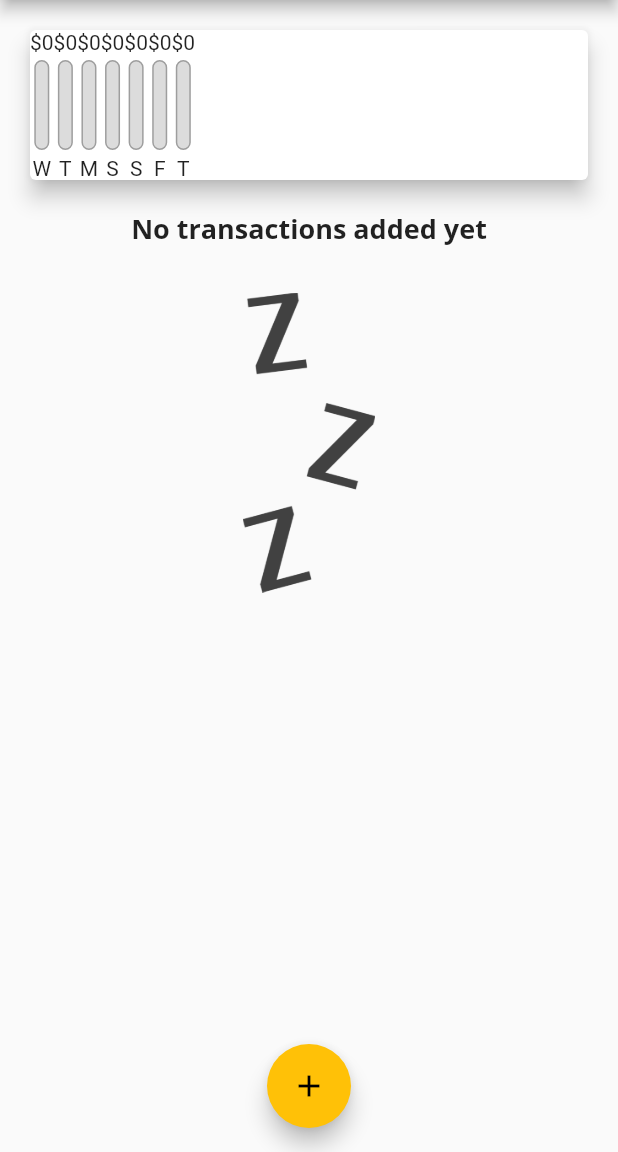
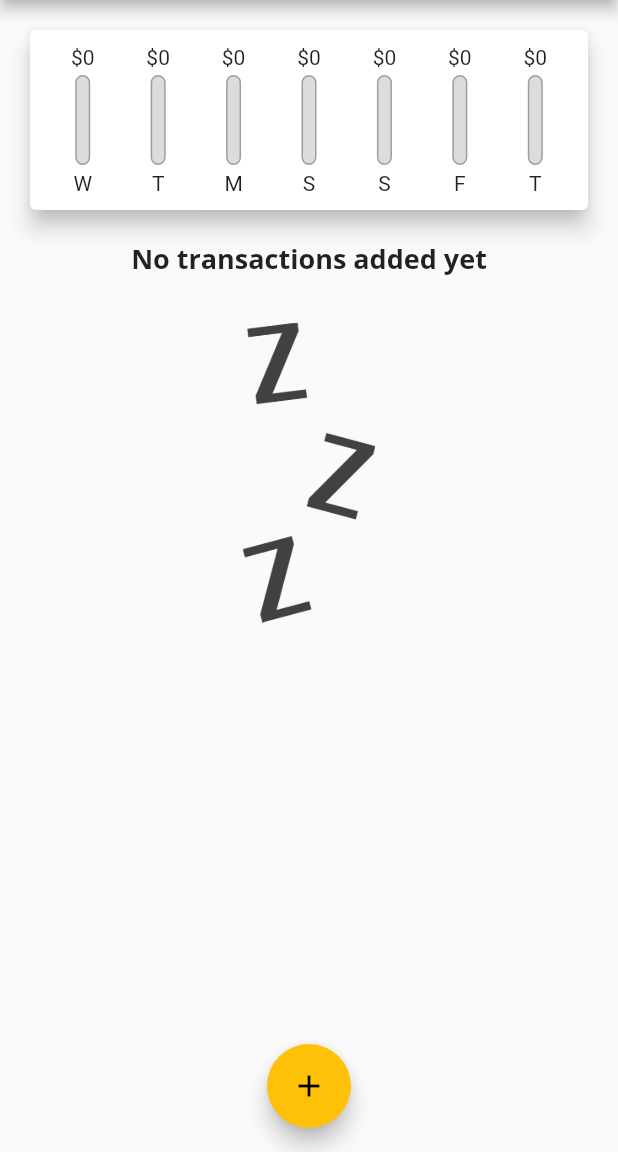
Before and after one commit to dastagg/ACMIND-personal-expenses, a Flutter app: the screen it shows after launch, on a phone screen of 412 x 824 dp, the part 84-1236 px from its top. Run offline on Flutter 3.47's test engine with Material 2 defaults, Android fonts, the phone set to English and light mode, and no system bars.

Commit message:
Chart built and padded.

```diff
--- a/lib/widgets/chart.dart
+++ b/lib/widgets/chart.dart
@@ -45,15 +45,22 @@ class Chart extends StatelessWidget {
     return Card(
       elevation: 6,
       margin: const EdgeInsets.all(20.0),
+      child: Padding(
+        padding: EdgeInsets.all(10),
         child: Row(
+          mainAxisAlignment: MainAxisAlignment.spaceAround,
           children: groupedTransactionValues.map((data) {
-          return ChartBar(
+            return Flexible(
+              fit: FlexFit.tight,
+              child: ChartBar(
                   (data['day']) as String,
                   (data['amount'] as double),
                   totalSpending == 0.0
                       ? 0.0
-                  : (data['amount'] as double) / totalSpending);
+                      : (data['amount'] as double) / totalSpending),
+            );
           }).toList(),
+        ),
       ),
     );
   }
```
Lines whose indentation alone changed are shown as unchanged.
